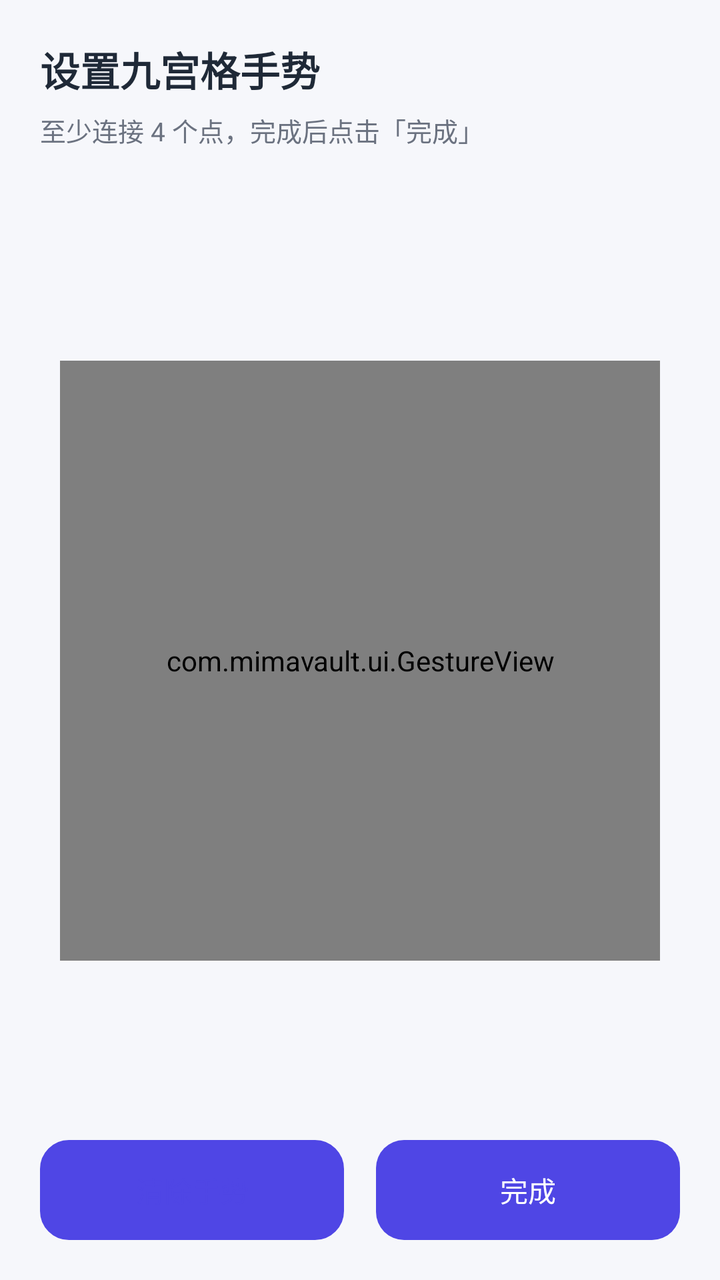
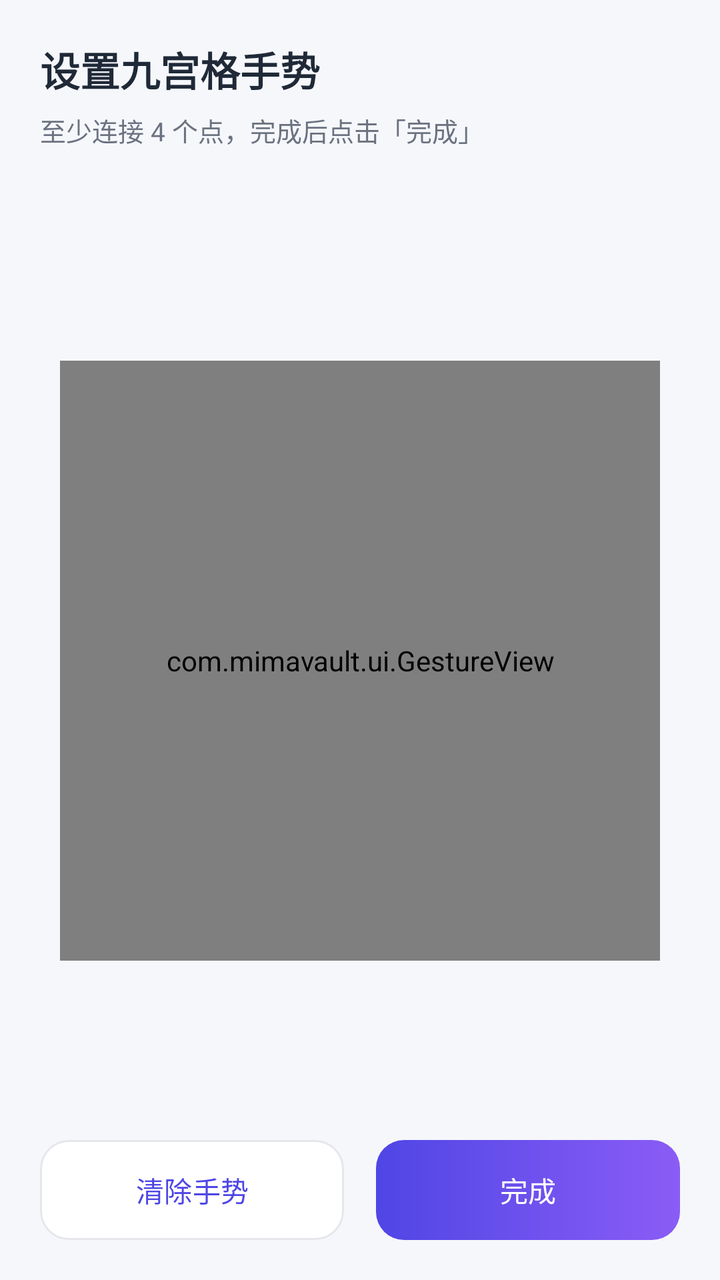

Screens rendered from an Android XML layout before and after an edit, with the pre-edit source and the edit as a unified diff.
<!-- AndroidManifest.xml: application theme Theme.MimaVault -->
<!-- res/layout/activity_gesture.xml -->
<?xml version="1.0" encoding="utf-8"?>
<LinearLayout xmlns:android="http://schemas.android.com/apk/res/android"
    android:layout_width="match_parent"
    android:layout_height="match_parent"
    android:background="@color/bg_page"
    android:orientation="vertical"
    android:padding="20dp">

    <TextView
        android:layout_width="wrap_content"
        android:layout_height="wrap_content"
        android:text="@string/gesture_title"
        android:textColor="@color/text_main"
        android:textSize="20sp"
        android:textStyle="bold" />

    <TextView
        android:id="@+id/tvGestureHint"
        android:layout_width="match_parent"
        android:layout_height="wrap_content"
        android:layout_marginTop="6dp"
        android:text="@string/gesture_hint"
        android:textColor="@color/text_secondary"
        android:textSize="13sp" />

    <FrameLayout
        android:layout_width="match_parent"
        android:layout_height="0dp"
        android:layout_marginTop="16dp"
        android:layout_weight="1">

        <com.mimavault.ui.GestureView
            android:id="@+id/gestureView"
            android:layout_width="300dp"
            android:layout_height="300dp"
            android:layout_gravity="center" />
    </FrameLayout>

    <LinearLayout
        android:layout_width="match_parent"
        android:layout_height="wrap_content"
        android:orientation="horizontal">

        <Button
            android:id="@+id/btnGestureClear"
            android:layout_width="0dp"
            android:layout_height="50dp"
            android:layout_marginEnd="8dp"
            android:layout_weight="1"
            android:background="@drawable/bg_input"
            android:text="@string/gesture_clear"
            android:textColor="@color/primary" />

        <Button
            android:id="@+id/btnGestureDone"
            android:layout_width="0dp"
            android:layout_height="50dp"
            android:layout_marginStart="8dp"
            android:layout_weight="1"
            android:background="@drawable/bg_button_primary"
            android:text="@string/done"
            android:textColor="@color/white" />
    </LinearLayout>
</LinearLayout>
<!-- resources referenced by this layout -->
<resources>
  <color name="bg_page">#F6F7FB</color>
  <color name="primary">#4F46E5</color>
  <color name="text_main">#1F2937</color>
  <color name="text_secondary">#6B7280</color>
  <color name="white">#FFFFFF</color>
  <!-- drawable bg_button_primary (drawable) -->
  <?xml version="1.0" encoding="utf-8"?>
  <shape xmlns:android="http://schemas.android.com/apk/res/android">
      <gradient
          android:angle="0"
          android:startColor="@color/gradient_start"
          android:endColor="@color/gradient_end" />
      <corners android:radius="14dp" />
  </shape>
  <!-- drawable bg_input (drawable) -->
  <?xml version="1.0" encoding="utf-8"?>
  <shape xmlns:android="http://schemas.android.com/apk/res/android">
      <solid android:color="@color/white" />
      <corners android:radius="14dp" />
      <stroke android:width="1dp" android:color="@color/divider" />
  </shape>
  <string name="done">完成</string>
  <string name="gesture_clear">清除手势</string>
  <string name="gesture_hint">至少连接 4 个点，完成后点击「完成」</string>
  <string name="gesture_title">设置九宫格手势</string>
  <style name="Theme.MimaVault" parent="Theme.Material3.Light.NoActionBar">
          <item name="colorPrimary">@color/primary</item>
          <item name="colorOnPrimary">@color/white</item>
          <item name="colorPrimaryContainer">@color/primary_light</item>
          <item name="colorSecondary">@color/accent</item>
          <item name="android:statusBarColor">@color/gradient_start</item>
          <item name="android:navigationBarColor">@color/bg_page</item>
          <item name="android:windowLightStatusBar">false</item>
      </style>
  <color name="gradient_start">#4F46E5</color>
  <color name="gradient_end">#8B5CF6</color>
  <color name="divider">#E5E7EB</color>
  <color name="primary_light">#EEF2FF</color>
  <color name="accent">#8B5CF6</color>
</resources>

<!-- the commit's change to res/layout/activity_gesture.xml (unified diff, before → after) -->
@@ -1,5 +1,5 @@
 <?xml version="1.0" encoding="utf-8"?>
-<LinearLayout xmlns:android="http://schemas.android.com/apk/res/android"
+<LinearLayout xmlns:app="http://schemas.android.com/apk/res-auto" xmlns:android="http://schemas.android.com/apk/res/android"
     android:layout_width="match_parent"
     android:layout_height="match_parent"
     android:background="@color/bg_page"
@@ -49,7 +49,8 @@
             android:layout_weight="1"
             android:background="@drawable/bg_input"
             android:text="@string/gesture_clear"
-            android:textColor="@color/primary" />
+            android:textColor="@color/primary" 
+                app:backgroundTint="@null"/>
 
         <Button
             android:id="@+id/btnGestureDone"
@@ -59,6 +60,7 @@
             android:layout_weight="1"
             android:background="@drawable/bg_button_primary"
             android:text="@string/done"
-            android:textColor="@color/white" />
+            android:textColor="@color/white" 
+                app:backgroundTint="@null"/>
     </LinearLayout>
 </LinearLayout>
